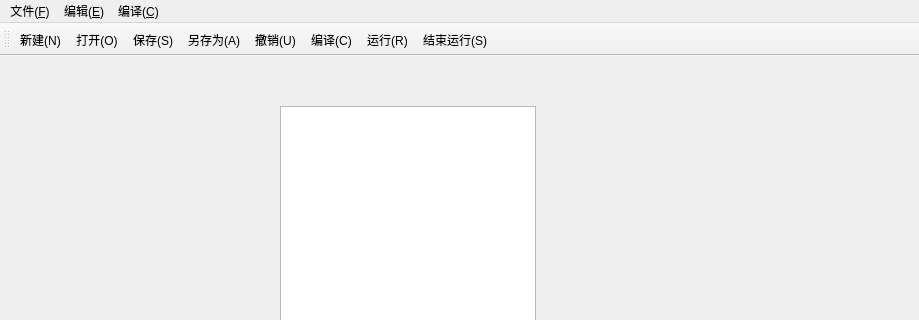
Old version of the form mainwindow.ui in the repository SaMLIn1042/TinyIDE; both pictures show x 0 to 919 and y 0 to 320 of the 919 by 657 pixel window.
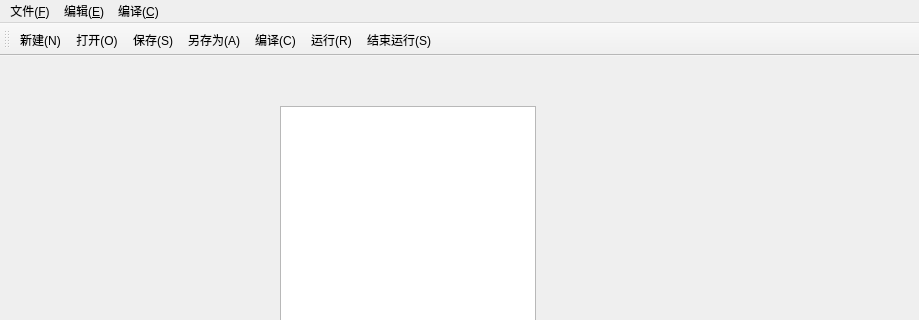
New version of the form. Custom widgets are drawn as their Qt base class.

```diff
--- a/mainwindow.ui
+++ b/mainwindow.ui
@@ -124,6 +124,9 @@
   </widget>
   <widget class="QStatusBar" name="statusbar"/>
   <widget class="QToolBar" name="toolBar">
+   <property name="enabled">
+    <bool>true</bool>
+   </property>
    <property name="windowTitle">
     <string>toolBar</string>
    </property>
@@ -137,7 +140,6 @@
    <addaction name="actionOpen"/>
    <addaction name="actionSave"/>
    <addaction name="actionSaveAs"/>
-   <addaction name="actionUndo"/>
    <addaction name="actionCompile"/>
    <addaction name="actionRun"/>
    <addaction name="actionStop"/>
```
Left out of the diff: 9 changed lines with no effect on the pictures.
